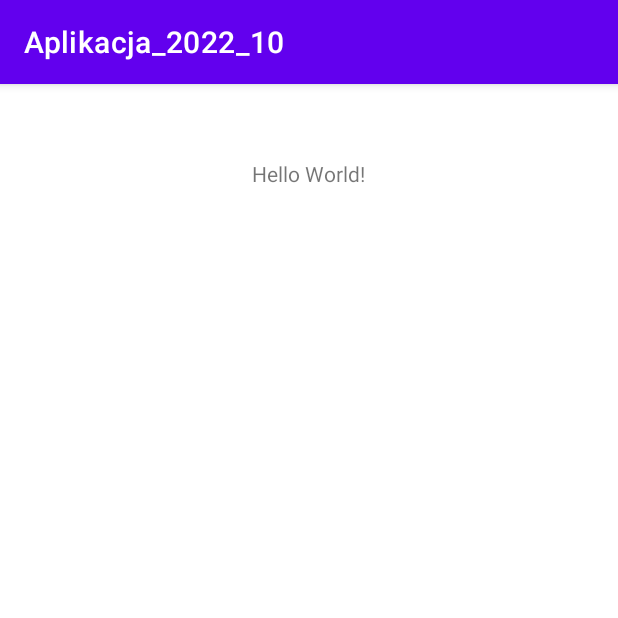
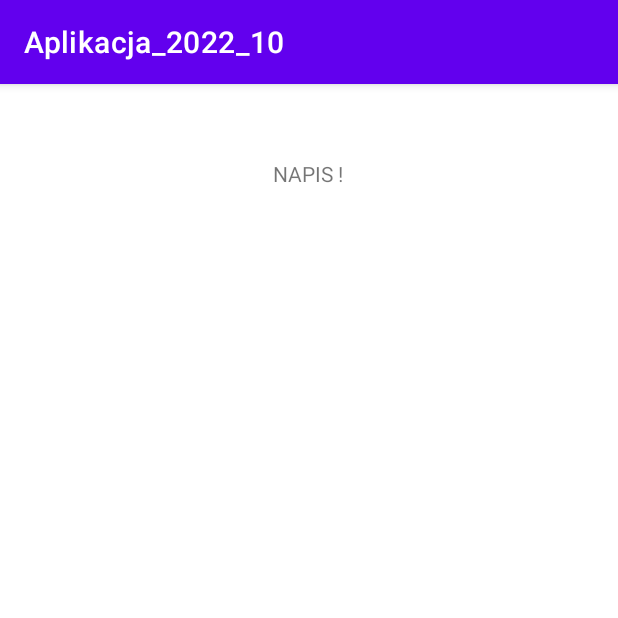
Before and after one commit to lukKotecki/ANDROID-collection, an Android app: the screen it shows after launch (MainActivity), on a phone screen of 412 x 824 dp, the top half of it. Run offline under Robolectric (Android 15) with nearby library versions, the phone set to English and light mode, and no system bars.

Commit message:
konczenie pracy przy dejzezdzie do pracy

```diff
--- a/app/src/main/java/com/example/aplikacja_2022_10/MainActivity.java
+++ b/app/src/main/java/com/example/aplikacja_2022_10/MainActivity.java
@@ -3,25 +3,43 @@ package com.example.aplikacja_2022_10;
 import androidx.appcompat.app.AppCompatActivity;
 
 import android.os.Bundle;
+import android.view.MotionEvent;
 import android.view.View;
 import android.widget.Button;
+import android.widget.TextView;
 import android.widget.Toast;
 
 public class MainActivity extends AppCompatActivity implements View.OnClickListener {
+
+    private Button mainButton;
+    private TextView mainText;
 
     @Override
     protected void onCreate(Bundle savedInstanceState) {
         super.onCreate(savedInstanceState);
         setContentView(R.layout.activity_main);
 
-        Button mainButton = findViewById(R.id.mainButton);
+        mainButton = findViewById(R.id.mainButton);
+        mainText = findViewById(R.id.mainText);
+
         mainButton.setOnClickListener(this);
         mainButton.setOnLongClickListener(new View.OnLongClickListener() {
             @Override
             public boolean onLongClick(View view) {
 
-                Toast.makeText(MainActivity.this, "Długo kliknięto ten klawisz", Toast.LENGTH_SHORT).show();
-                return true;
+                Toast.makeText(MainActivity.this, "Długo kliknięto ten klawisz", Toast.LENGTH_LONG).show();
+                return false;
+            }
+        });
+
+        mainButton.setOnHoverListener(new View.OnHoverListener() {
+            @Override
+            public boolean onHover(View view, MotionEvent motionEvent) {
+
+                mainText.setText("BubaBuba");
+
+
+                return false;
             }
         });
 
--- a/app/src/main/res/layout/activity_main.xml
+++ b/app/src/main/res/layout/activity_main.xml
@@ -9,7 +9,7 @@
     <TextView
         android:layout_width="wrap_content"
         android:layout_height="wrap_content"
-        android:text="Hello World!"
+        android:text="NAPIS !"
         android:layout_centerHorizontal="true"
         android:layout_marginTop="50dp"
         android:id="@+id/mainText"
```
